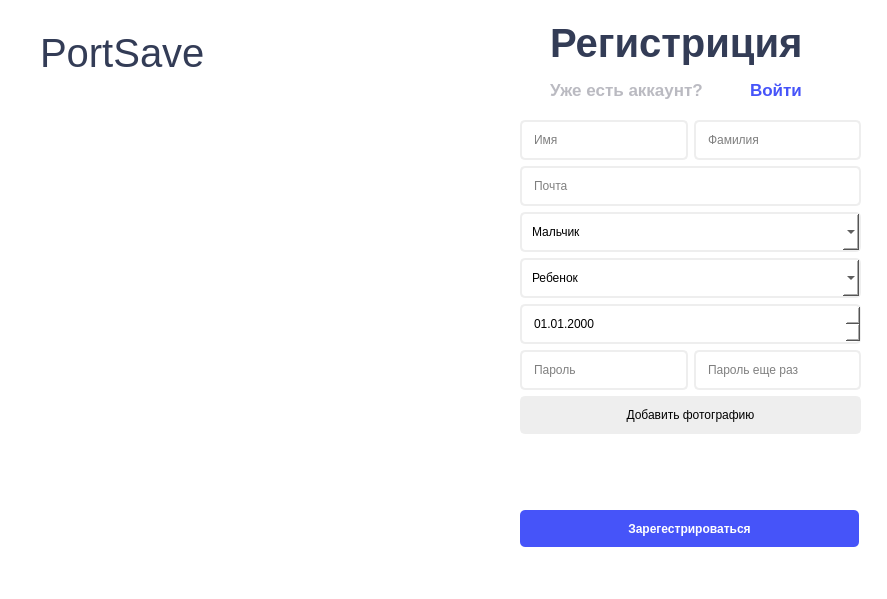
This is ui/create_account.ui in OCCCAS/Yandex as Qt 5 draws it before an edit. The edited form follows.
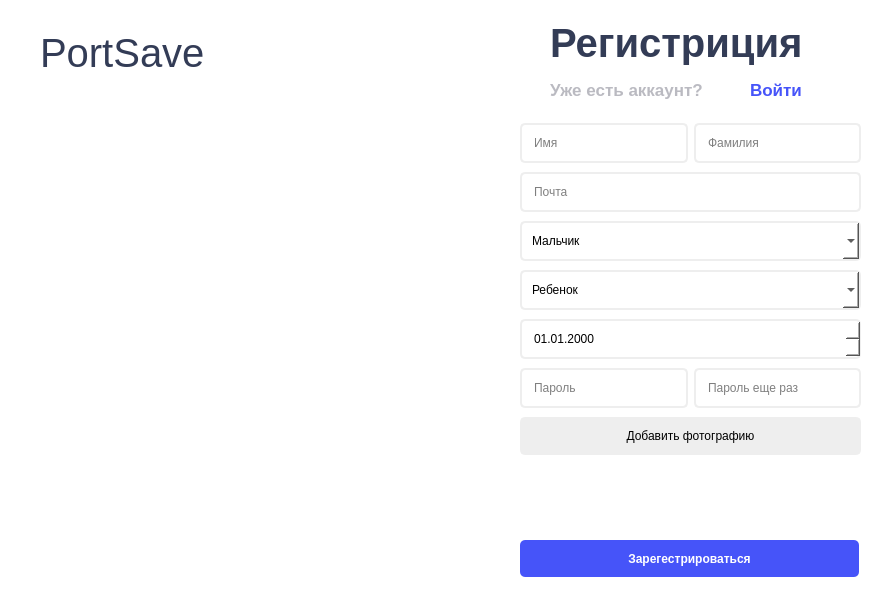
This is the edited form. Icons and pictures are not drawn. Custom widgets are drawn as their Qt base class.

Commit message: build: added create class tool for teacher

```diff
--- a/ui/create_account.ui
+++ b/ui/create_account.ui
@@ -31,7 +31,7 @@
      <x>520</x>
      <y>120</y>
      <width>341</width>
-     <height>321</height>
+     <height>341</height>
     </rect>
    </property>
    <layout class="QVBoxLayout" name="verticalLayout">
@@ -396,9 +396,9 @@
    <property name="geometry">
     <rect>
      <x>520</x>
-     <y>450</y>
+     <y>480</y>
      <width>339</width>
-     <height>31</height>
+     <height>41</height>
     </rect>
    </property>
    <property name="styleSheet">
@@ -412,7 +412,7 @@
    <property name="geometry">
     <rect>
      <x>520</x>
-     <y>510</y>
+     <y>540</y>
      <width>339</width>
      <height>37</height>
     </rect>
```
The commit also changes 14 other files.
